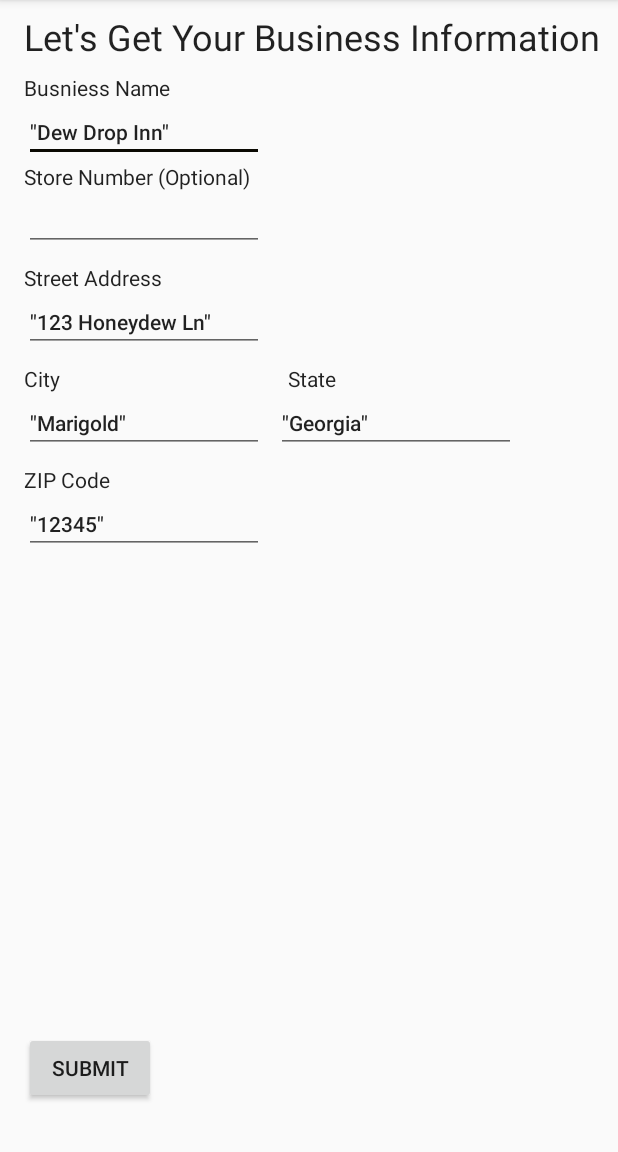
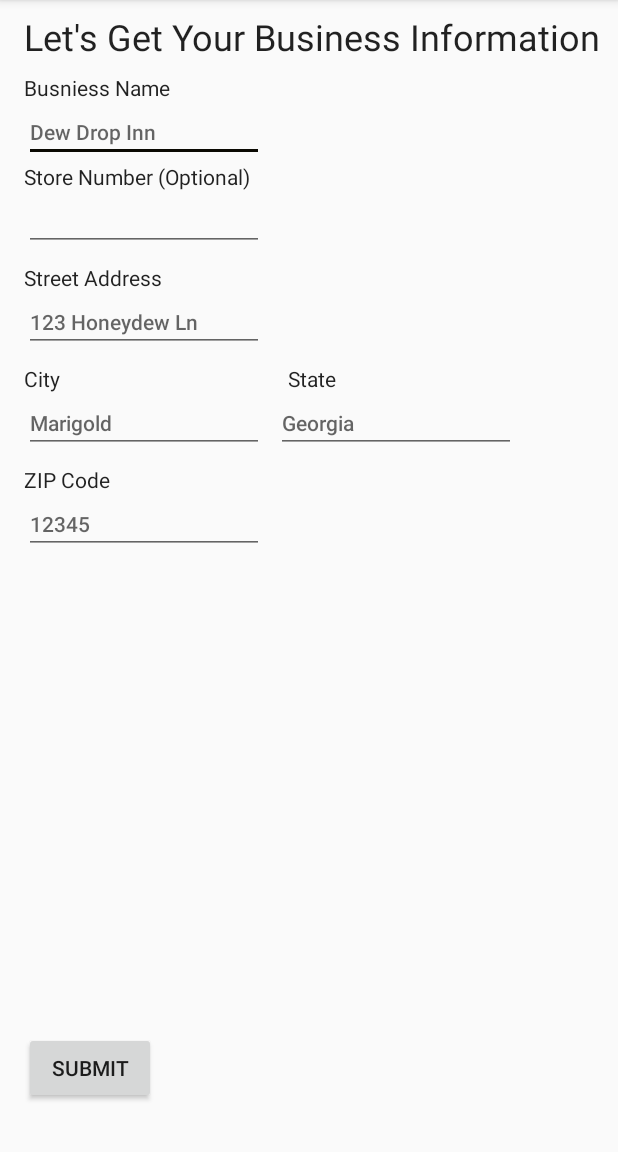
Before and after one commit to agupta1897/ShiftShare, an Android app: the BusinessSetup screen opened directly, with no data from a screen before it, on a phone screen of 412 x 824 dp, the part 84-1236 px from its top. Run offline under Robolectric (Android 15) with nearby library versions, the phone set to English and light mode, and no system bars; our stand-ins replace Firebase (no records; nobody signed in at launch, a user with empty details on screens opened directly).

Commit message:
Updated business setup java and xml Business setup java includes a test for adding a test manager to the object and database. Test manager was successfully added to the business entry in firebase. Setup xml input boxes now use hints instead of text (meant to correct this before) Added comments to the java to describe problem with current update implementation (not efficient with long lists) Added comments to show where database logic needs to be added (example: does the business already exist?)

```diff
--- a/ShiftShare/app/src/main/java/com/example/firebasesetup/BusinessSetup.java
+++ b/ShiftShare/app/src/main/java/com/example/firebasesetup/BusinessSetup.java
@@ -25,6 +25,7 @@ public class BusinessSetup extends AppCompatActivity {
 
     DatabaseReference databaseManagers;
     DatabaseReference databaseBusiness;
+    Manager testManager = new Manager("test", "Atest Entry", "sometest@test.org", "123456", "1234567890");
 
     @Override
     protected void onCreate(Bundle savedInstanceState) {
@@ -66,7 +67,8 @@ public class BusinessSetup extends AppCompatActivity {
         {Toast.makeText(this, "There are required fields empty", Toast.LENGTH_LONG).show();}
         else{
             Manager manager = GlobalClass.manager;
-            String id = databaseBusiness.push().getKey();
+            //need to check for existing business here
+            String id = databaseBusiness.push().getKey(); //do this if business doesn't exist
             Business bsn = new Business(id, bsn_name, bsn_store_num, bsn_street, bsn_city, bsn_state, bsn_zip);
             manager.addBusiness(bsn.getId());
             bsn.addManager(manager.getId());
@@ -74,8 +76,15 @@ public class BusinessSetup extends AppCompatActivity {
             databaseManagers.child(manager.getId()).setValue(manager);
             //I'm not sure the above line is needed; the manager is added on the previous screen. -Carter
             //If I understand this correctly, it should update the manager in the database with the business object added to its businesses list. -Murray
+            //Technically, the above line overwrites the previous data, so it's not the most efficient way to do this. -Murray
             databaseBusiness.child(id).setValue(bsn);
             Toast.makeText(this, "Data Submitted", Toast.LENGTH_LONG).show();
+
+            /*** FOR TESTING ***/
+            //add a second manager to the object and update database
+            //bsn.addManager(testManager.getId()); //adds the test manager to the business object
+            //databaseBusiness.child(id).setValue(bsn); //overwrites the old business object at the id with a new one with updated information !!NOT EFFICIENT!!
+            /*** END TESTING ***/
 
             Intent next = new Intent(getApplicationContext(), Login.class);
             startActivity(next);
--- a/ShiftShare/app/src/main/res/layout/activity_business_setup.xml
+++ b/ShiftShare/app/src/main/res/layout/activity_business_setup.xml
@@ -36,9 +36,9 @@
         android:layout_height="wrap_content"
         android:layout_marginStart="16dp"
         android:ems="10"
+        android:hint="Dew Drop Inn"
         android:importantForAutofill="no"
         android:inputType="text"
-        android:text='"Dew Drop Inn"'
         android:textAppearance="@style/TextAppearance.AppCompat.Widget.Button.Inverse"
         app:layout_constraintStart_toStartOf="parent"
         app:layout_constraintTop_toBottomOf="@+id/txt_label_name" />
@@ -83,8 +83,8 @@
         android:layout_height="wrap_content"
         android:layout_marginStart="16dp"
         android:ems="10"
+        android:hint="123 Honeydew Ln"
         android:inputType="textPostalAddress"
-        android:text='"123 Honeydew Ln"'
         android:textAppearance="@style/TextAppearance.AppCompat.Widget.Button.Inverse"
         app:layout_constraintStart_toStartOf="parent"
         app:layout_constraintTop_toBottomOf="@+id/txt_label_street" />
@@ -106,10 +106,9 @@
         android:layout_width="wrap_content"
         android:layout_height="wrap_content"
         android:layout_marginStart="16dp"
-        android:layout_marginLeft="16dp"
         android:ems="10"
+        android:hint="Marigold"
         android:inputType="textPostalAddress"
-        android:text='"Marigold"'
         android:textAppearance="@style/TextAppearance.AppCompat.Widget.Button.Inverse"
         app:layout_constraintStart_toStartOf="parent"
         app:layout_constraintTop_toBottomOf="@+id/txt_label_city" />
@@ -130,10 +129,9 @@
         android:layout_width="wrap_content"
         android:layout_height="wrap_content"
         android:layout_marginStart="8dp"
-        android:layout_marginLeft="8dp"
         android:ems="10"
+        android:hint="Georgia"
         android:inputType="textPersonName"
-        android:text='"Georgia"'
         android:textAppearance="@style/TextAppearance.AppCompat.Widget.Button.Inverse"
         app:layout_constraintStart_toEndOf="@+id/input_bsn_city"
         app:layout_constraintTop_toBottomOf="@+id/txt_label_state" />
@@ -155,10 +153,9 @@
         android:layout_width="wrap_content"
         android:layout_height="wrap_content"
         android:layout_marginStart="16dp"
-        android:layout_marginLeft="16dp"
         android:ems="10"
+        android:hint="12345"
         android:inputType="number"
-        android:text='"12345"'
         android:textAppearance="@style/TextAppearance.AppCompat.Widget.Button.Inverse"
         app:layout_constraintStart_toStartOf="parent"
         app:layout_constraintTop_toBottomOf="@+id/txt_label_zip" />
```
